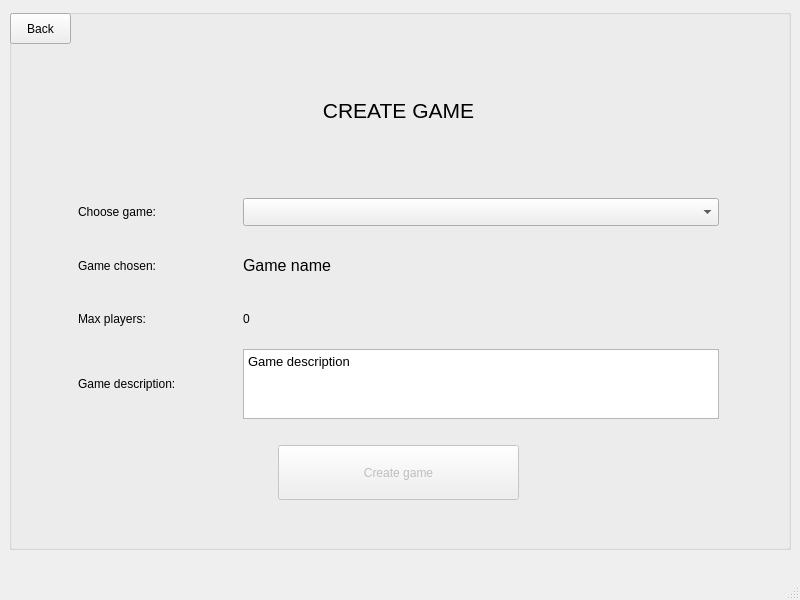
This is client/views/creategameview.ui in cavoke-project/cavoke as Qt 5 draws it before an edit. The edited form follows.
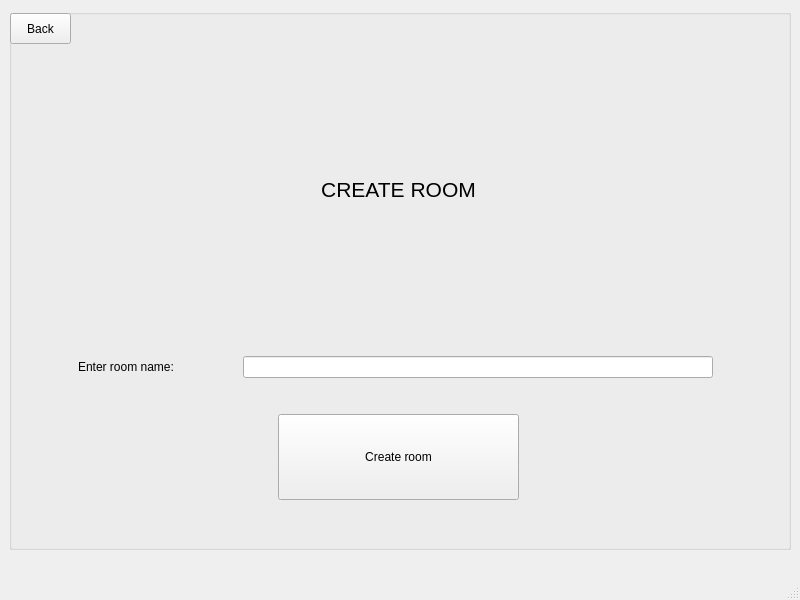
This is the edited form.

Commit message: createRoom Basics

```diff
--- a/client/views/creategameview.ui
+++ b/client/views/creategameview.ui
@@ -72,21 +72,39 @@
        <height>481</height>
       </rect>
      </property>
-     <layout class="QGridLayout" name="gridLayout" rowstretch="3,1,1,1,1,2" columnstretch="1,3">
+     <layout class="QGridLayout" name="gridLayout" rowstretch="12,1,5" columnstretch="1,3">
       <property name="leftMargin">
        <number>10</number>
       </property>
       <property name="rightMargin">
        <number>10</number>
       </property>
+      <item row="0" column="0" colspan="2">
+       <widget class="QLabel" name="label">
+        <property name="font">
+         <font>
+          <pointsize>16</pointsize>
+         </font>
+        </property>
+        <property name="text">
+         <string>CREATE ROOM</string>
+        </property>
+        <property name="scaledContents">
+         <bool>false</bool>
+        </property>
+        <property name="alignment">
+         <set>Qt::AlignCenter</set>
+        </property>
+       </widget>
+      </item>
       <item row="1" column="0">
        <widget class="QLabel" name="label_2">
         <property name="text">
-         <string>Choose game:</string>
+         <string>Enter room name:</string>
         </property>
        </widget>
       </item>
-      <item row="5" column="0" colspan="2">
+      <item row="2" column="0" colspan="2">
        <layout class="QHBoxLayout" name="horizontalLayout">
         <property name="leftMargin">
          <number>200</number>
@@ -103,7 +121,7 @@
         <item>
          <widget class="QPushButton" name="createGameButton">
           <property name="enabled">
-           <bool>false</bool>
+           <bool>true</bool>
           </property>
           <property name="sizePolicy">
            <sizepolicy hsizetype="Minimum" vsizetype="Ignored">
@@ -112,81 +130,12 @@
            </sizepolicy>
           </property>
           <property name="text">
-           <string>Create game</string>
+           <string>Create room</string>
           </property>
          </widget>
         </item>
        </layout>
       </item>
-      <item row="2" column="0">
-       <widget class="QLabel" name="label_5">
-        <property name="text">
-         <string>Game chosen:</string>
-        </property>
-       </widget>
-      </item>
-      <item row="4" column="0">
-       <widget class="QLabel" name="label_4">
-        <property name="text">
-         <string>Game description:</string>
-        </property>
-       </widget>
-      </item>
-      <item row="4" column="1">
-       <widget class="QTextBrowser" name="gameDescriptionTextBrowser">
-        <property name="html">
-         <string>&lt;!DOCTYPE HTML PUBLIC &quot;-//W3C//DTD HTML 4.0//EN&quot; &quot;http://www.w3.org/TR/REC-html40/strict.dtd&quot;&gt;
-&lt;html&gt;&lt;head&gt;&lt;meta name=&quot;qrichtext&quot; content=&quot;1&quot; /&gt;&lt;meta charset=&quot;utf-8&quot; /&gt;&lt;style type=&quot;text/css&quot;&gt;
-p, li { white-space: pre-wrap; }
-&lt;/style&gt;&lt;/head&gt;&lt;body style=&quot; font-family:'Sans Serif'; font-size:9pt; font-weight:400; font-style:normal;&quot;&gt;
-&lt;p style=&quot; margin-top:0px; margin-bottom:0px; margin-left:0px; margin-right:0px; -qt-block-indent:0; text-indent:0px;&quot;&gt;&lt;span style=&quot; font-family:'Cantarell'; font-size:10pt;&quot;&gt;Game description&lt;/span&gt;&lt;/p&gt;&lt;/body&gt;&lt;/html&gt;</string>
-        </property>
-       </widget>
-      </item>
-      <item row="3" column="1">
-       <widget class="QLabel" name="playersAmountLabel">
-        <property name="text">
-         <string>0</string>
-        </property>
-       </widget>
-      </item>
-      <item row="2" column="1">
-       <widget class="QLabel" name="gameNameLabel">
-        <property name="font">
-         <font>
-          <pointsize>12</pointsize>
-         </font>
-        </property>
-        <property name="text">
-         <string>Game name</string>
-        </property>
-       </widget>
-      </item>
-      <item row="3" column="0">
-       <widget class="QLabel" name="label_3">
-        <property name="text">
-         <string>Max players:</string>
-        </property>
-       </widget>
-      </item>
-      <item row="0" column="0" colspan="2">
-       <widget class="QLabel" name="label">
-        <property name="font">
-         <font>
-          <pointsize>16</pointsize>
-         </font>
-        </property>
-        <property name="text">
-         <string>CREATE GAME</string>
-        </property>
-        <property name="scaledContents">
-         <bool>false</bool>
-        </property>
-        <property name="alignment">
-         <set>Qt::AlignCenter</set>
-        </property>
-       </widget>
-      </item>
       <item row="1" column="1">
        <layout class="QHBoxLayout" name="horizontalLayout_3">
         <property name="leftMargin">
@@ -198,6 +147,9 @@
         <property name="bottomMargin">
          <number>10</number>
         </property>
+        <item>
+         <widget class="QLineEdit" name="roomNameEdit"/>
+        </item>
         <item>
          <widget class="QComboBox" name="gamesListComboBox">
           <property name="sizePolicy">
```
Left out of the diff: 2 changed lines with no effect on the pictures. The commit also changes 5 other files.
